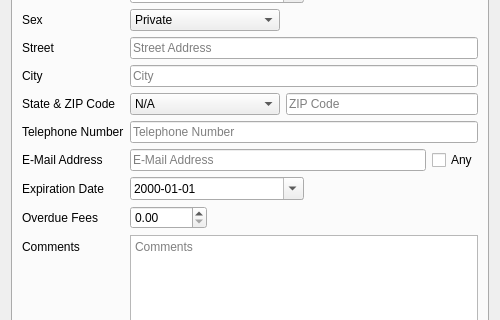
Qt form UI/biblioteq_userinfo.ui (textbrowser/biblioteq) before a commit; both pictures show x 0 to 500 and y 207 to 527 of the 500 by 780 pixel window.
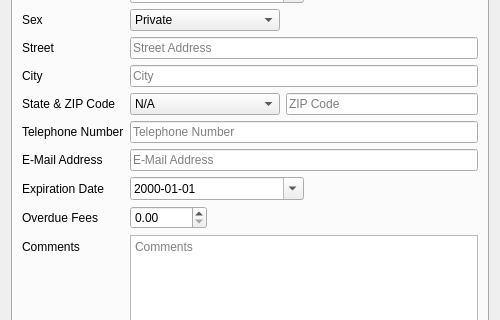
The same form after that commit. Icons and pictures are not drawn.

Commit message: Removed e-mail validation.

Diff of the .ui file:
```diff
--- a/UI/biblioteq_userinfo.ui
+++ b/UI/biblioteq_userinfo.ui
@@ -714,16 +714,6 @@
            </property>
           </widget>
          </item>
-         <item>
-          <widget class="QCheckBox" name="allow_any_email">
-           <property name="toolTip">
-            <string>Do not validate the e-mail address.</string>
-           </property>
-           <property name="text">
-            <string>Any</string>
-           </property>
-          </widget>
-         </item>
         </layout>
        </item>
       </layout>
```
Left out of the diff: 4 changed lines with no effect on the pictures. The commit also changes 2 other files.
